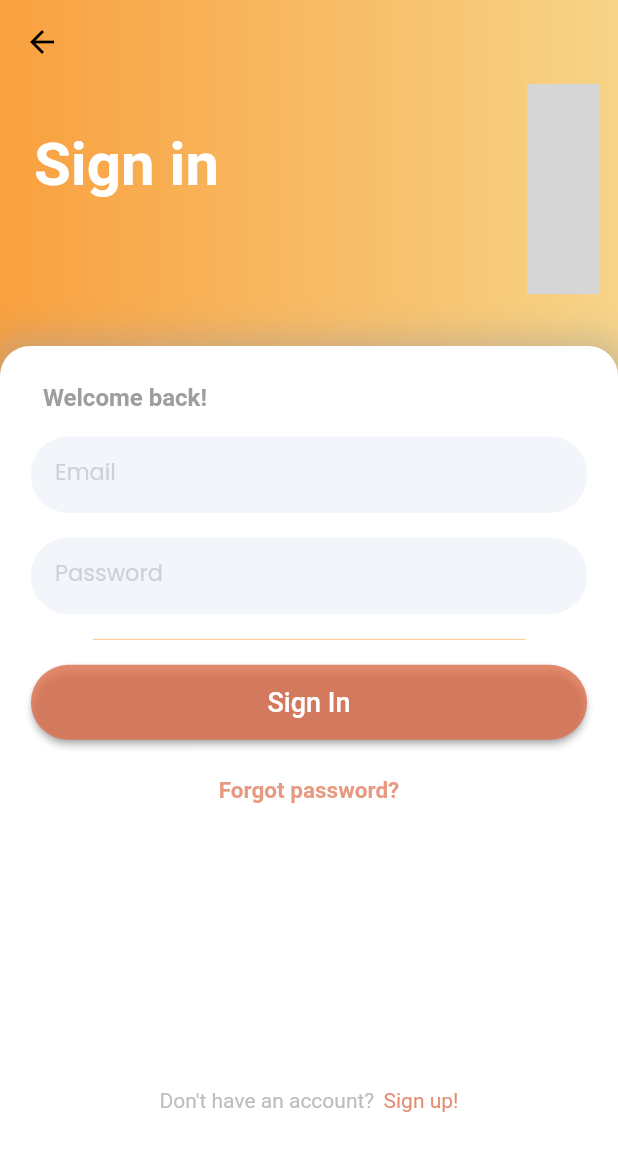
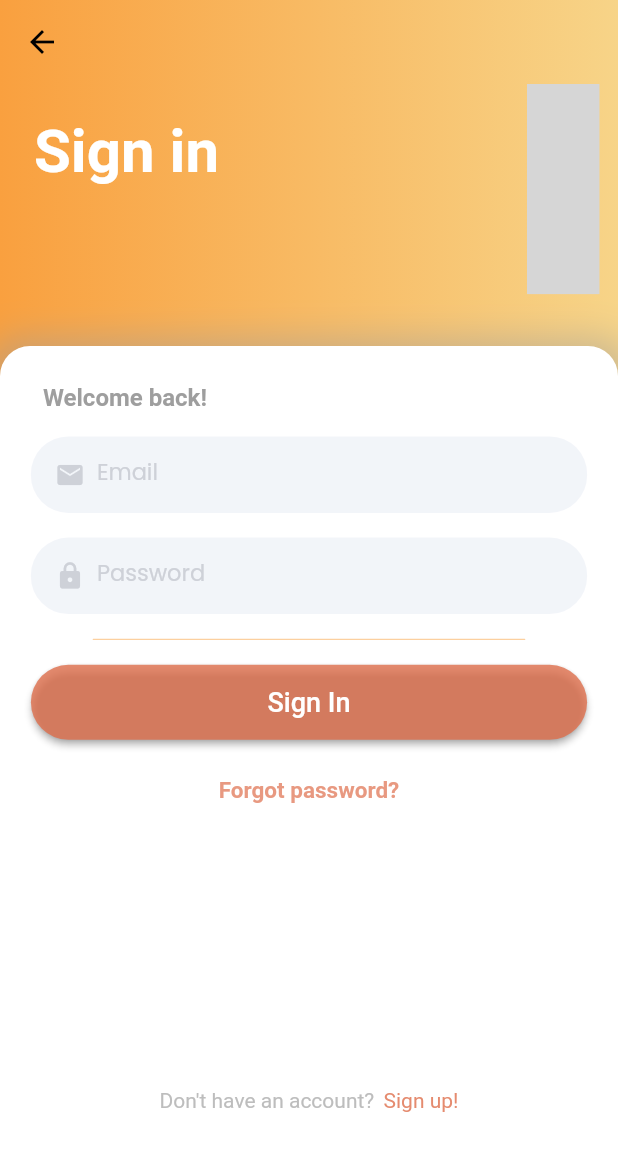
Before and after one commit to kyasuigit/roomies-beta, a Flutter app: the screen it shows after launch, after a tap on "Sign In", on a phone screen of 412 x 824 dp. Shown: the top 1151 px of the screen. Run offline on Flutter 3.47's test engine with Material 2 defaults, Android fonts, the phone set to English and light mode, and no system bars; our stand-ins replace cloud_firestore, firebase_auth, firebase_core, lottie, smooth_page_indicator, syncfusion_flutter_charts; accounts and stored records are empty; network calls fail; grey boxes are pictures that could not be loaded.

Commit message:
Made some changes to the auth screen

```diff
--- a/roomies_beta/lib/providers/app_user.dart
+++ b/roomies_beta/lib/providers/app_user.dart
@@ -45,5 +45,6 @@ class AppUser with ChangeNotifier {
 
   void setIsFirstTimeUser(bool isFirstTimeUser) {
     _isFirstTimeUser = isFirstTimeUser;
+    notifyListeners();
   }
 }
--- a/roomies_beta/lib/screens/introduction_screens/first_intro_screen.dart
+++ b/roomies_beta/lib/screens/introduction_screens/first_intro_screen.dart
@@ -43,6 +43,7 @@ class FirstIntroScreen extends StatelessWidget {
               ],
             ),
             height: deviceSize.height * 0.55,
+            width: deviceSize.width * 0.98,
           ),
         )
       ],
--- a/roomies_beta/lib/screens/landing_page/auth_screen.dart
+++ b/roomies_beta/lib/screens/landing_page/auth_screen.dart
@@ -106,7 +106,7 @@ class AuthScreen extends StatelessWidget {
                               route: CreateAccountScreen.routeName));
                         },
                         child: const Text(
-                          "Create an Account",
+                          "Create an account",
                           style: TextStyle(
                             fontSize: 16,
                           ),
--- a/roomies_beta/lib/screens/landing_page/signin_screen.dart
+++ b/roomies_beta/lib/screens/landing_page/signin_screen.dart
@@ -169,7 +169,7 @@ class _SigninScreenState extends State<SigninScreen> {
                     Padding(
                       padding: EdgeInsets.only(
                           left: deviceSize.width * 0.055,
-                          bottom: deviceSize.height * 0.04),
+                          bottom: deviceSize.height * 0.06),
                       child: const Text(
                         "Sign in",
                         style: TextStyle(
@@ -263,7 +263,17 @@ class _SigninScreenState extends State<SigninScreen> {
                               borderRadius: BorderRadius.circular(25),
                               borderSide: BorderSide.none,
                             ),
-                            labelText: 'Email',
+                            label: Wrap(
+                              crossAxisAlignment: WrapCrossAlignment.center,
+                              children: const [
+                                Icon(
+                                  Icons.mail,
+                                  color: Color.fromRGBO(206, 209, 216, 1),
+                                  size: 20,
+                                ),
+                                Text('  Email')
+                              ],
+                            ),
                             labelStyle: const TextStyle(
                               fontSize: 15,
                               color: Color.fromRGBO(206, 209, 216, 1),
@@ -322,7 +332,17 @@ class _SigninScreenState extends State<SigninScreen> {
                               borderRadius: BorderRadius.circular(25),
                               borderSide: BorderSide.none,
                             ),
-                            labelText: 'Password',
+                            label: Wrap(
+                              crossAxisAlignment: WrapCrossAlignment.center,
+                              children: const [
+                                Icon(
+                                  Icons.lock,
+                                  color: Color.fromRGBO(206, 209, 216, 1),
+                                  size: 20,
+                                ),
+                                Text('  Password')
+                              ],
+                            ),
                             labelStyle: const TextStyle(
                               fontSize: 15,
                               color: Color.fromRGBO(206, 209, 216, 1),
```
Also changed, not shown: roomies_beta/lib/screens/introduction_screens/introduction_screen.dart (+31 -11 lines), roomies_beta/lib/screens/landing_page/create_account_screen.dart (+46 -5 lines), roomies_beta/lib/screens/tabs_screen.dart (+38 -32 lines).
